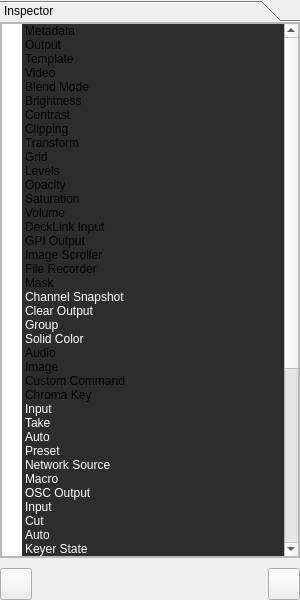
Qt form src/Widgets/Inspector/InspectorWidget.ui (CasparCG/client) before a commit.
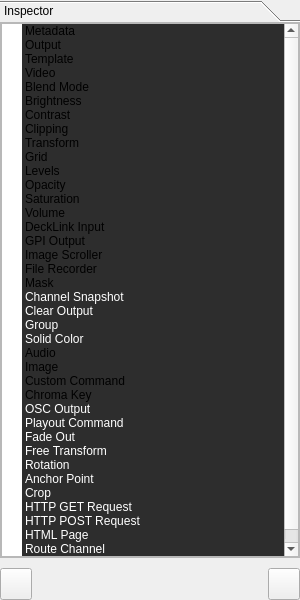
The same form after that commit.

What changed in the file:
```diff
--- a/src/Widgets/Inspector/InspectorWidget.ui
+++ b/src/Widgets/Inspector/InspectorWidget.ui
@@ -781,144 +781,6 @@
                </brush>
               </property>
              </item>
-             <item>
-              <property name="text">
-               <string>Input</string>
-              </property>
-              <property name="background">
-               <brush brushstyle="SolidPattern">
-                <color alpha="255">
-                 <red>45</red>
-                 <green>45</green>
-                 <blue>45</blue>
-                </color>
-               </brush>
-              </property>
-              <property name="foreground">
-               <brush brushstyle="SolidPattern">
-                <color alpha="255">
-                 <red>255</red>
-                 <green>255</green>
-                 <blue>255</blue>
-                </color>
-               </brush>
-              </property>
-             </item>
-             <item>
-              <property name="text">
-               <string>Take</string>
-              </property>
-              <property name="background">
-               <brush brushstyle="SolidPattern">
-                <color alpha="255">
-                 <red>45</red>
-                 <green>45</green>
-                 <blue>45</blue>
-                </color>
-               </brush>
-              </property>
-              <property name="foreground">
-               <brush brushstyle="SolidPattern">
-                <color alpha="255">
-                 <red>255</red>
-                 <green>255</green>
-                 <blue>255</blue>
-                </color>
-               </brush>
-              </property>
-             </item>
-             <item>
-              <property name="text">
-               <string>Auto</string>
-              </property>
-              <property name="background">
-               <brush brushstyle="SolidPattern">
-                <color alpha="255">
-                 <red>45</red>
-                 <green>45</green>
-                 <blue>45</blue>
-                </color>
-               </brush>
-              </property>
-              <property name="foreground">
-               <brush brushstyle="SolidPattern">
-                <color alpha="255">
-                 <red>255</red>
-                 <green>255</green>
-                 <blue>255</blue>
-                </color>
-               </brush>
-              </property>
-             </item>
-             <item>
-              <property name="text">
-               <string>Preset</string>
-              </property>
-              <property name="background">
-               <brush brushstyle="SolidPattern">
-                <color alpha="255">
-                 <red>45</red>
-                 <green>45</green>
-                 <blue>45</blue>
-                </color>
-               </brush>
-              </property>
-              <property name="foreground">
-               <brush brushstyle="SolidPattern">
-                <color alpha="255">
-                 <red>255</red>
-                 <green>255</green>
-                 <blue>255</blue>
-                </color>
-               </brush>
-              </property>
-             </item>
-             <item>
-              <property name="text">
-               <string>Network Source</string>
-              </property>
-              <property name="background">
-               <brush brushstyle="SolidPattern">
-                <color alpha="255">
-                 <red>45</red>
-                 <green>45</green>
-                 <blue>45</blue>
-                </color>
-               </brush>
-              </property>
-              <property name="foreground">
-               <brush brushstyle="SolidPattern">
-                <color alpha="255">
-                 <red>255</red>
-                 <green>255</green>
-                 <blue>255</blue>
-                </color>
-               </brush>
-              </property>
-             </item>
-             <item>
-              <property name="text">
-               <string>Macro</string>
-              </property>
-              <property name="background">
-               <brush brushstyle="SolidPattern">
-                <color alpha="255">
-                 <red>45</red>
-                 <green>45</green>
-                 <blue>45</blue>
-                </color>
-               </brush>
-              </property>
-              <property name="foreground">
-               <brush brushstyle="SolidPattern">
-                <color alpha="255">
-                 <red>255</red>
-                 <green>255</green>
-                 <blue>255</blue>
-                </color>
-               </brush>
-              </property>
-             </item>
              <item>
               <property name="text">
                <string>OSC Output</string>
@@ -942,190 +804,6 @@
                </brush>
               </property>
              </item>
-             <item>
-              <property name="text">
-               <string>Input</string>
-              </property>
-              <property name="background">
-               <brush brushstyle="SolidPattern">
-                <color alpha="255">
-                 <red>45</red>
-                 <green>45</green>
-                 <blue>45</blue>
-                </color>
-               </brush>
-              </property>
-              <property name="foreground">
-               <brush brushstyle="SolidPattern">
-                <color alpha="255">
-                 <red>255</red>
-                 <green>255</green>
-                 <blue>255</blue>
-                </color>
-               </brush>
-              </property>
-             </item>
-             <item>
-              <property name="text">
-               <string>Cut</string>
-              </property>
-              <property name="background">
-               <brush brushstyle="SolidPattern">
-                <color alpha="255">
-                 <red>45</red>
-                 <green>45</green>
-                 <blue>45</blue>
-                </color>
-               </brush>
-              </property>
-              <property name="foreground">
-               <brush brushstyle="SolidPattern">
-                <color alpha="255">
-                 <red>255</red>
-                 <green>255</green>
-                 <blue>255</blue>
-                </color>
-               </brush>
-              </property>
-             </item>
-             <item>
-              <property name="text">
-               <string>Auto</string>
-              </property>
-              <property name="background">
-               <brush brushstyle="SolidPattern">
-                <color alpha="255">
-                 <red>45</red>
-                 <green>45</green>
-                 <blue>45</blue>
-                </color>
-               </brush>
-              </property>
-              <property name="foreground">
-               <brush brushstyle="SolidPattern">
-                <color alpha="255">
-                 <red>255</red>
-                 <green>255</green>
-                 <blue>255</blue>
-                </color>
-               </brush>
-              </property>
-             </item>
-             <item>
-              <property name="text">
-               <string>Keyer State</string>
-              </property>
-              <property name="background">
-               <brush brushstyle="SolidPattern">
-                <color alpha="255">
-                 <red>45</red>
-                 <green>45</green>
-                 <blue>45</blue>
-                </color>
-               </brush>
-              </property>
-              <property name="foreground">
-               <brush brushstyle="SolidPattern">
-                <color alpha="255">
-                 <red>255</red>
-                 <green>255</green>
-                 <blue>255</blue>
-                </color>
-               </brush>
-              </property>
-             </item>
-             <item>
-              <property name="text">
-               <string>Video Format</string>
-              </property>
-              <property name="background">
-               <brush brushstyle="SolidPattern">
-                <color alpha="255">
-                 <red>45</red>
-                 <green>45</green>
-                 <blue>45</blue>
-                </color>
-               </brush>
-              </property>
-              <property name="foreground">
-               <brush brushstyle="SolidPattern">
-                <color alpha="255">
-                 <red>255</red>
-                 <green>255</green>
-                 <blue>255</blue>
-                </color>
-               </brush>
-              </property>
-             </item>
-             <item>
-              <property name="text">
-               <string>Audio Input</string>
-              </property>
-              <property name="background">
-               <brush brushstyle="SolidPattern">
-                <color alpha="255">
-                 <red>45</red>
-                 <green>45</green>
-                 <blue>45</blue>
-                </color>
-               </brush>
-              </property>
-              <property name="foreground">
-               <brush brushstyle="SolidPattern">
-                <color alpha="255">
-                 <red>255</red>
-                 <green>255</green>
-                 <blue>255</blue>
-                </color>
-               </brush>
-              </property>
-             </item>
-             <item>
-              <property name="text">
-               <string>Audio Gain</string>
-              </property>
-              <property name="background">
-               <brush brushstyle="SolidPattern">
-                <color alpha="255">
-                 <red>45</red>
-                 <green>45</green>
-                 <blue>45</blue>
-                </color>
-               </brush>
-              </property>
-              <property name="foreground">
-               <brush brushstyle="SolidPattern">
-                <color alpha="255">
-                 <red>255</red>
-                 <green>255</green>
-                 <blue>255</blue>
-                </color>
-               </brush>
-              </property>
-             </item>
-             <item>
-              <property name="text">
-               <string>Audio Input Balance</string>
-              </property>
-              <property name="background">
-               <brush brushstyle="SolidPattern">
-                <color alpha="255">
-                 <red>45</red>
-                 <green>45</green>
-                 <blue>45</blue>
-                </color>
-               </brush>
-              </property>
-              <property name="foreground">
-               <brush brushstyle="SolidPattern">
-                <color alpha="255">
-                 <red>255</red>
-                 <green>255</green>
-                 <blue>255</blue>
-                </color>
-               </brush>
-              </property>
-             </item>
              <item>
               <property name="text">
                <string>Playout Command</string>
@@ -1172,29 +850,6 @@
                </brush>
               </property>
              </item>
-             <item>
-              <property name="text">
-               <string>Panasonic PTZ  Preset</string>
-              </property>
-              <property name="background">
-               <brush brushstyle="SolidPattern">
-                <color alpha="255">
-                 <red>45</red>
-                 <green>45</green>
-                 <blue>45</blue>
-                </color>
-               </brush>
-              </property>
-              <property name="foreground">
-               <brush brushstyle="SolidPattern">
-                <color alpha="255">
-                 <red>255</red>
-                 <green>255</green>
-                 <blue>255</blue>
-                </color>
-               </brush>
-              </property>
-             </item>
              <item>
               <property name="text">
                <string>Free Transform</string>
@@ -1402,98 +1057,6 @@
                </brush>
               </property>
              </item>
-             <item>
-              <property name="text">
-               <string>Sony VISCA Preset</string>
-              </property>
-              <property name="background">
-               <brush brushstyle="SolidPattern">
-                <color alpha="255">
-                 <red>45</red>
-                 <green>45</green>
-                 <blue>45</blue>
-                </color>
-               </brush>
-              </property>
-              <property name="foreground">
-               <brush brushstyle="SolidPattern">
-                <color alpha="255">
-                 <red>255</red>
-                 <green>255</green>
-                 <blue>255</blue>
-                </color>
-               </brush>
-              </property>
-             </item>
-             <item>
-              <property name="text">
-               <string>Spyder Preset</string>
-              </property>
-              <property name="background">
-               <brush brushstyle="SolidPattern">
-                <color alpha="255">
-                 <red>45</red>
-                 <green>45</green>
-                 <blue>45</blue>
-                </color>
-               </brush>
-              </property>
-              <property name="foreground">
-               <brush brushstyle="SolidPattern">
-                <color alpha="255">
-                 <red>255</red>
-                 <green>255</green>
-                 <blue>255</blue>
-                </color>
-               </brush>
-              </property>
-             </item>
-             <item>
-              <property name="text">
-               <string>Macro</string>
-              </property>
-              <property name="background">
-               <brush brushstyle="SolidPattern">
-                <color alpha="255">
-                 <red>45</red>
-                 <green>45</green>
-                 <blue>45</blue>
-                </color>
-               </brush>
-              </property>
-              <property name="foreground">
-               <brush brushstyle="SolidPattern">
-                <color alpha="255">
-                 <red>255</red>
-                 <green>255</green>
-                 <blue>255</blue>
-                </color>
-               </brush>
-              </property>
-             </item>
-             <item>
-              <property name="text">
-               <string>Fade to Black</string>
-              </property>
-              <property name="background">
-               <brush brushstyle="SolidPattern">
-                <color alpha="255">
-                 <red>45</red>
-                 <green>45</green>
-                 <blue>45</blue>
-                </color>
-               </brush>
-              </property>
-              <property name="foreground">
-               <brush brushstyle="SolidPattern">
-                <color alpha="255">
-                 <red>255</red>
-                 <green>255</green>
-                 <blue>255</blue>
-                </color>
-               </brush>
-              </property>
-             </item>
             </widget>
            </item>
           </layout>
```
Left out of the diff: 1 changed line with no effect on the pictures.
